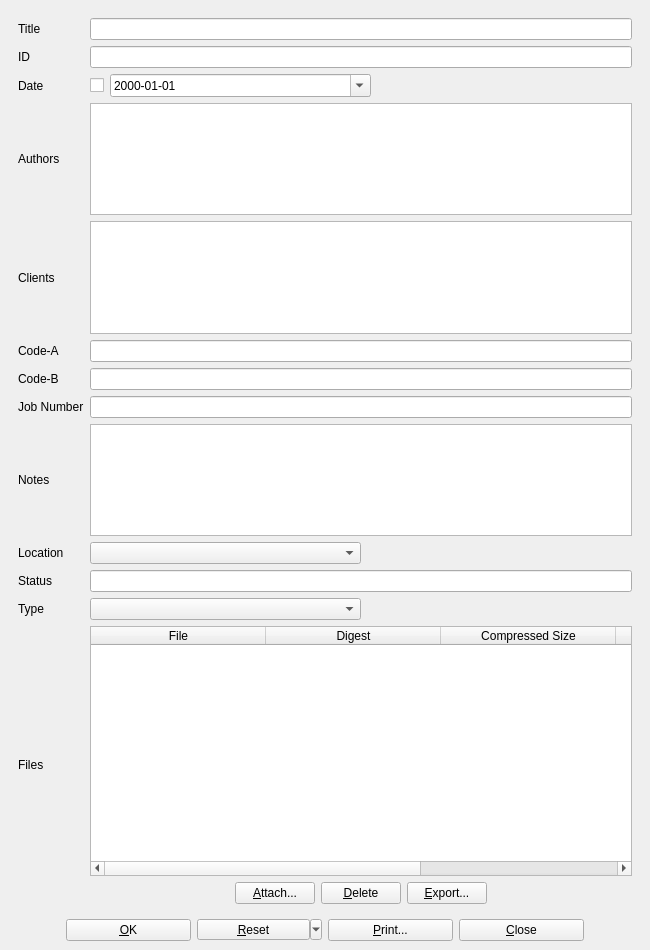
textbrowser/biblioteq, file UI/biblioteq_greyliteratureinfo.ui: the form before one commit.
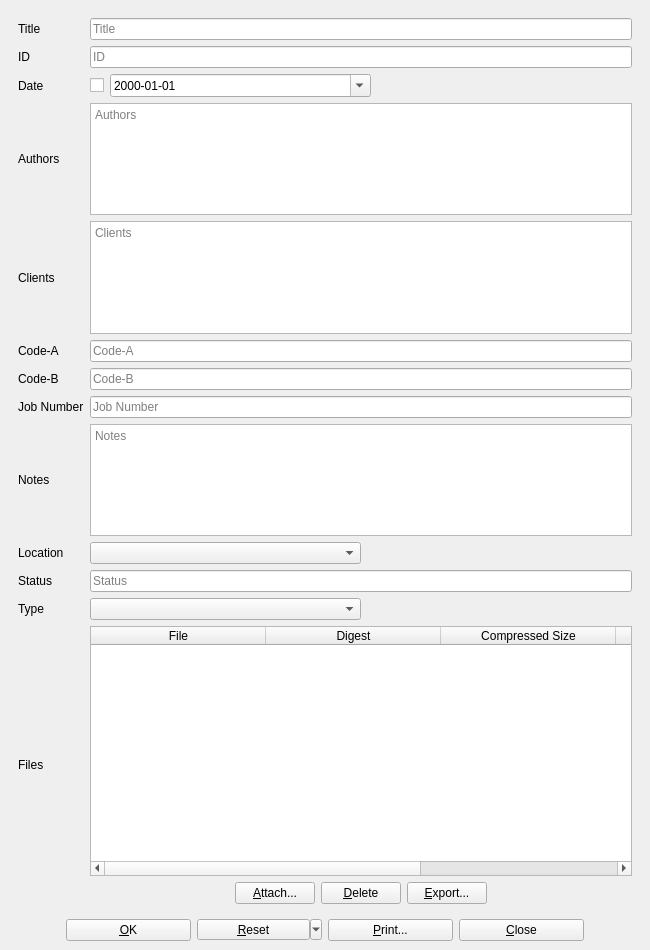
The form after the commit. Icons and pictures are not drawn. Custom widgets are drawn as their Qt base class.

Commit message: Text hints.

Diff of the .ui file:
```diff
--- a/UI/biblioteq_greyliteratureinfo.ui
+++ b/UI/biblioteq_greyliteratureinfo.ui
@@ -45,10 +45,18 @@
          </widget>
         </item>
         <item row="5" column="1">
-         <widget class="QLineEdit" name="code_a"/>
+         <widget class="QLineEdit" name="code_a">
+          <property name="placeholderText">
+           <string>Code-A</string>
+          </property>
+         </widget>
         </item>
         <item row="6" column="1">
-         <widget class="QLineEdit" name="code_b"/>
+         <widget class="QLineEdit" name="code_b">
+          <property name="placeholderText">
+           <string>Code-B</string>
+          </property>
+         </widget>
         </item>
         <item row="5" column="0">
          <widget class="QLabel" name="label_9">
@@ -71,16 +79,27 @@
           <property name="textInteractionFlags">
            <set>Qt::LinksAccessibleByKeyboard|Qt::LinksAccessibleByMouse|Qt::TextBrowserInteraction|Qt::TextEditable|Qt::TextEditorInteraction|Qt::TextSelectableByKeyboard|Qt::TextSelectableByMouse</set>
           </property>
+          <property name="placeholderText">
+           <string>Clients</string>
+          </property>
           <property name="openLinks">
            <bool>false</bool>
           </property>
          </widget>
         </item>
         <item row="1" column="1">
-         <widget class="QLineEdit" name="id"/>
+         <widget class="QLineEdit" name="id">
+          <property name="placeholderText">
+           <string>ID</string>
+          </property>
+         </widget>
         </item>
         <item row="10" column="1">
-         <widget class="QLineEdit" name="status"/>
+         <widget class="QLineEdit" name="status">
+          <property name="placeholderText">
+           <string>Status</string>
+          </property>
+         </widget>
         </item>
         <item row="0" column="0">
          <widget class="QLabel" name="label">
@@ -124,6 +143,9 @@
           <property name="textInteractionFlags">
            <set>Qt::LinksAccessibleByKeyboard|Qt::LinksAccessibleByMouse|Qt::TextBrowserInteraction|Qt::TextEditable|Qt::TextEditorInteraction|Qt::TextSelectableByKeyboard|Qt::TextSelectableByMouse</set>
           </property>
+          <property name="placeholderText">
+           <string>Authors</string>
+          </property>
           <property name="openLinks">
            <bool>false</bool>
           </property>
@@ -167,7 +189,11 @@
          </layout>
         </item>
         <item row="7" column="1">
-         <widget class="QLineEdit" name="job_number"/>
+         <widget class="QLineEdit" name="job_number">
+          <property name="placeholderText">
+           <string>Job Number</string>
+          </property>
+         </widget>
         </item>
         <item row="2" column="0">
          <widget class="QLabel" name="label_8">
@@ -228,7 +254,11 @@
          </layout>
         </item>
         <item row="0" column="1">
-         <widget class="QLineEdit" name="title"/>
+         <widget class="QLineEdit" name="title">
+          <property name="placeholderText">
+           <string>Title</string>
+          </property>
+         </widget>
         </item>
         <item row="8" column="1">
          <widget class="biblioteq_hyperlinked_text_edit" name="notes">
@@ -244,6 +274,9 @@
           <property name="textInteractionFlags">
            <set>Qt::LinksAccessibleByKeyboard|Qt::LinksAccessibleByMouse|Qt::TextBrowserInteraction|Qt::TextEditable|Qt::TextEditorInteraction|Qt::TextSelectableByKeyboard|Qt::TextSelectableByMouse</set>
           </property>
+          <property name="placeholderText">
+           <string>Notes</string>
+          </property>
           <property name="openLinks">
            <bool>false</bool>
           </property>
```
